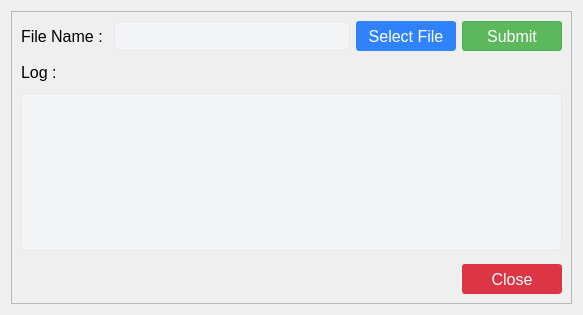
This is ui/import_products.ui in michael-halim/pos as Qt 5 draws it before an edit. The edited form follows.
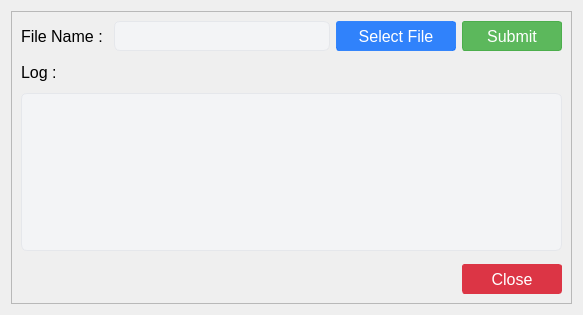
This is the edited form. Icons and pictures are not drawn.

Commit message: Patch#36: Added Icons and Window Icons

```diff
--- a/ui/import_products.ui
+++ b/ui/import_products.ui
@@ -317,7 +317,7 @@
            <widget class="QPushButton" name="select_file_import_products_button">
             <property name="minimumSize">
              <size>
-              <width>100</width>
+              <width>120</width>
               <height>30</height>
              </size>
             </property>
@@ -346,6 +346,16 @@
             <property name="text">
              <string>Select File</string>
             </property>
+            <property name="icon">
+             <iconset>
+              <normaloff>../assets/open-folder.png</normaloff>../assets/open-folder.png</iconset>
+            </property>
+            <property name="iconSize">
+             <size>
+              <width>18</width>
+              <height>18</height>
+             </size>
+            </property>
            </widget>
           </item>
           <item>
```
Left out of the diff: 24 changed lines with no effect on the pictures. The commit also changes 44 other files.
